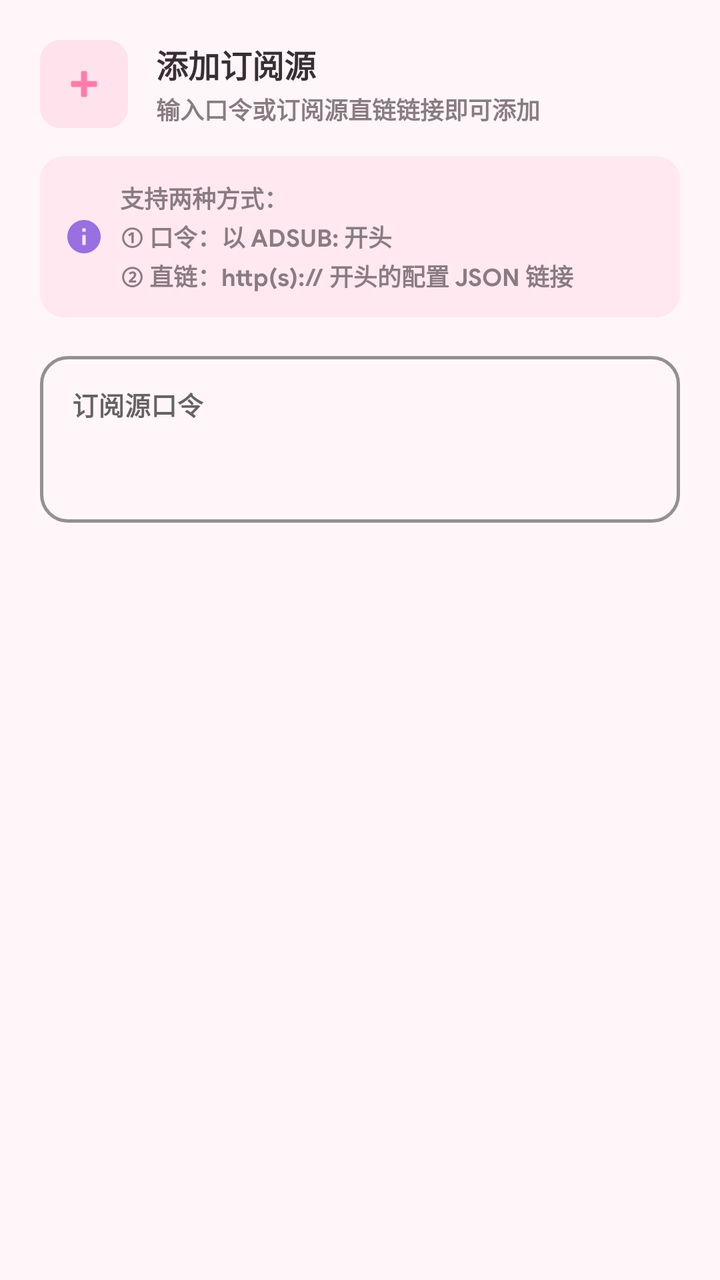
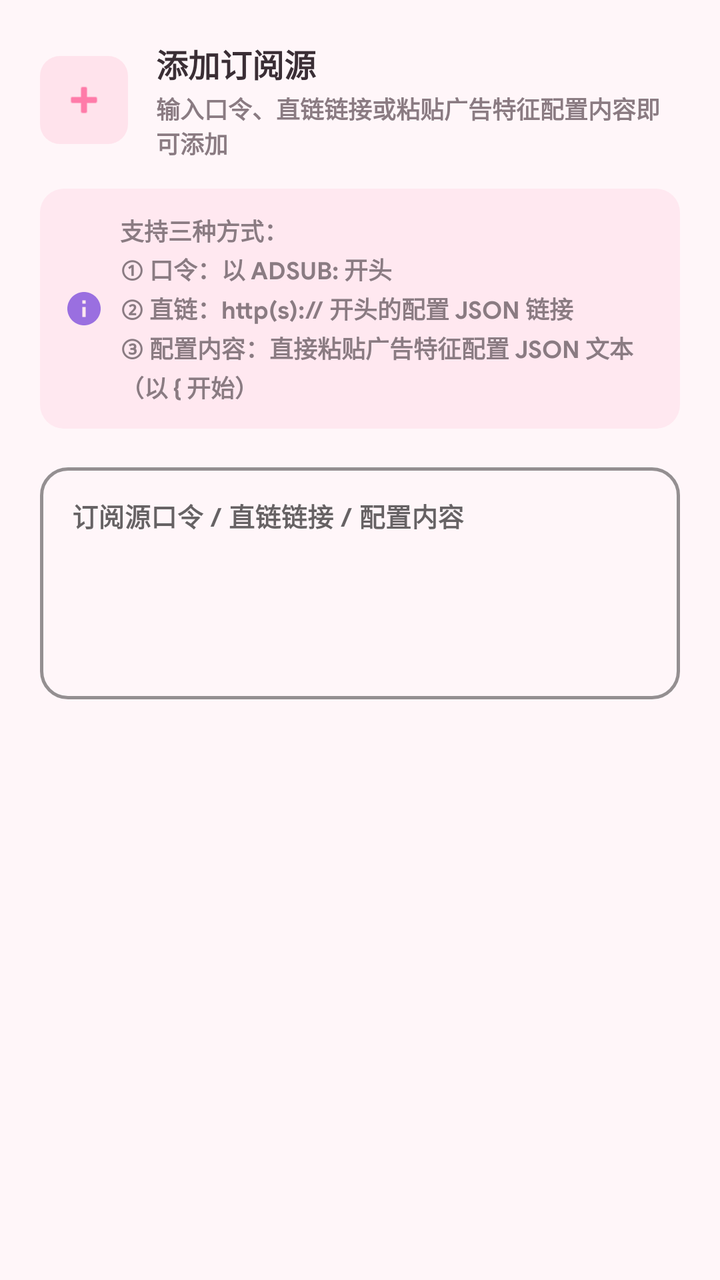

An Android layout rendered at two revisions. The XML below is the earlier revision; the diff shows what the commit changed to produce the second picture.
<!-- AndroidManifest.xml: application theme Theme.ApkAdRemoverEditor -->
<!-- res/layout/dialog_add_subscription.xml -->
<?xml version="1.0" encoding="utf-8"?>
<LinearLayout xmlns:android="http://schemas.android.com/apk/res/android"
    xmlns:app="http://schemas.android.com/apk/res-auto"
    android:layout_width="match_parent"
    android:layout_height="wrap_content"
    android:orientation="vertical"
    android:padding="20dp">

    
    <LinearLayout
        android:layout_width="match_parent"
        android:layout_height="wrap_content"
        android:orientation="horizontal"
        android:gravity="center_vertical">

        <ImageView
            android:layout_width="44dp"
            android:layout_height="44dp"
            android:background="@drawable/bg_icon_round"
            android:contentDescription="添加订阅"
            android:padding="10dp"
            android:src="@android:drawable/ic_input_add"
            app:tint="@color/primary" />

        <LinearLayout
            android:layout_width="0dp"
            android:layout_height="wrap_content"
            android:layout_weight="1"
            android:layout_marginStart="14dp"
            android:orientation="vertical">

            <TextView
                android:layout_width="wrap_content"
                android:layout_height="wrap_content"
                android:text="添加订阅源"
                android:textSize="16sp"
                android:textStyle="bold"
                android:textColor="@color/text_primary" />

            <TextView
                android:layout_width="wrap_content"
                android:layout_height="wrap_content"
                android:layout_marginTop="2dp"
                android:text="输入口令或订阅源直链链接即可添加"
                android:textSize="12sp"
                android:textColor="@color/text_secondary" />
        </LinearLayout>
    </LinearLayout>

    
    <LinearLayout
        android:layout_width="match_parent"
        android:layout_height="wrap_content"
        android:orientation="horizontal"
        android:layout_marginTop="14dp"
        android:background="@drawable/bg_hint_card"
        android:padding="12dp"
        android:gravity="center_vertical">

        <ImageView
            android:layout_width="20dp"
            android:layout_height="20dp"
            android:contentDescription="提示"
            android:src="@drawable/ic_info"
            app:tint="@color/accent_dark" />

        <TextView
            android:layout_width="0dp"
            android:layout_height="wrap_content"
            android:layout_weight="1"
            android:layout_marginStart="8dp"
            android:text="支持两种方式：\n① 口令：以 ADSUB: 开头\n② 直链：http(s):// 开头的配置 JSON 链接"
            android:textSize="12sp"
            android:textColor="@color/text_secondary"
            android:lineSpacingExtra="2dp" />
    </LinearLayout>

    
    <com.google.android.material.textfield.TextInputLayout
        style="@style/Widget.MaterialComponents.TextInputLayout.OutlinedBox"
        android:layout_width="match_parent"
        android:layout_height="wrap_content"
        android:layout_marginTop="14dp"
        android:hint="订阅源口令"
        app:boxCornerRadiusBottomEnd="14dp"
        app:boxCornerRadiusBottomStart="14dp"
        app:boxCornerRadiusTopEnd="14dp"
        app:boxCornerRadiusTopStart="14dp"
        app:boxStrokeColor="@color/primary"
        app:boxStrokeWidth="1.5dp">

        <com.google.android.material.textfield.TextInputEditText
            android:id="@+id/etSubscriptionToken"
            android:layout_width="match_parent"
            android:layout_height="wrap_content"
            android:inputType="textMultiLine"
            android:minLines="3"
            android:maxLines="5"
            android:textSize="13sp"
            android:fontFamily="monospace"
            android:gravity="top" />
    </com.google.android.material.textfield.TextInputLayout>

    
    <TextView
        android:id="@+id/tvTokenPreview"
        android:layout_width="match_parent"
        android:layout_height="wrap_content"
        android:layout_marginTop="10dp"
        android:padding="10dp"
        android:textSize="12sp"
        android:textColor="@color/accent_dark"
        android:background="@drawable/bg_hint_card"
        android:visibility="gone" />
</LinearLayout>
<!-- resources referenced by this layout -->
<resources>
  <color name="accent_dark">#9A6FE0</color>
  <color name="primary">#FF7BA9</color>
  <color name="text_primary">#3A2E35</color>
  <color name="text_secondary">#8A7B82</color>
  <!-- drawable bg_hint_card (drawable) -->
  <?xml version="1.0" encoding="utf-8"?>
  <shape xmlns:android="http://schemas.android.com/apk/res/android"
      android:shape="rectangle">
      <solid android:color="@color/blush_light" />
      <corners android:radius="12dp" />
  </shape>
  <!-- drawable bg_icon_round (drawable) -->
  <?xml version="1.0" encoding="utf-8"?>
  <shape xmlns:android="http://schemas.android.com/apk/res/android"
      android:shape="rectangle">
      <solid android:color="@color/primary_light" />
      <corners android:radius="10dp" />
  </shape>
  <!-- drawable ic_info (drawable) -->
  <?xml version="1.0" encoding="utf-8"?>
  <vector xmlns:android="http://schemas.android.com/apk/res/android"
      android:width="24dp"
      android:height="24dp"
      android:viewportWidth="24"
      android:viewportHeight="24"
      android:tint="?attr/colorControlNormal">
      <path
          android:fillColor="@android:color/white"
          android:pathData="M12,2C6.48,2 2,6.48 2,12s4.48,10 10,10 10,-4.48 10,-10S17.52,2 12,2zM13,17h-2v-6h2v6zM13,9h-2L11,7h2v2z" />
  </vector>
  <color name="blush_light">#FFE8F0</color>
  <color name="primary_light">#FFE3EC</color>
  <color name="primary_dark">#E64E87</color>
  <color name="white">#FFFFFFFF</color>
  <color name="accent">#B388FF</color>
  <color name="bg_page">#FFF6F9</color>
  <style name="TextAppearance.App.Title" parent="TextAppearance.AppCompat.Title">
          <item name="android:fontFamily">@font/lxgw_wenkai</item>
          <item name="android:textStyle">bold</item>
      </style>
  <!-- drawable bg_dialog_rounded (drawable) -->
  <?xml version="1.0" encoding="utf-8"?>
  <shape xmlns:android="http://schemas.android.com/apk/res/android"
      android:shape="rectangle">
      <gradient
          android:angle="270"
          android:startColor="#FFFFFF"
          android:centerColor="#FFF9FC"
          android:endColor="#FFF1F6" />
      <corners android:radius="22dp" />
      <stroke
          android:width="1dp"
          android:color="#33FF7BA9" />
  </shape>
  <style name="TextAppearance.App.DialogTitle" parent="TextAppearance.MaterialComponents.Headline6">
          <item name="android:fontFamily">@font/lxgw_wenkai</item>
          <item name="android:textStyle">bold</item>
          <item name="android:textSize">17sp</item>
          <item name="android:textColor">@color/text_primary</item>
      </style>
  <style name="TextAppearance.App.DialogBody" parent="TextAppearance.MaterialComponents.Body1">
          <item name="android:fontFamily">@font/lxgw_wenkai</item>
          <item name="android:textSize">14sp</item>
          <item name="android:textColor">@color/text_secondary</item>
          <item name="android:lineSpacingExtra">2dp</item>
      </style>
  <style name="Widget.App.DialogButton.Positive" parent="Widget.MaterialComponents.Button">
          <item name="android:background">@drawable/bg_dialog_btn_positive</item>
          <item name="android:textColor">@color/white</item>
          <item name="android:textSize">14sp</item>
          <item name="android:textStyle">bold</item>
          <item name="android:minHeight">44dp</item>
          <item name="android:paddingStart">22dp</item>
          <item name="android:paddingEnd">22dp</item>
          <item name="backgroundTint">@null</item>
      </style>
  <style name="Widget.App.DialogButton.Negative" parent="Widget.MaterialComponents.Button.TextButton">
          <item name="android:background">@drawable/bg_dialog_btn_negative</item>
          <item name="android:textColor">@color/accent_dark</item>
          <item name="android:textSize">14sp</item>
          <item name="android:minHeight">44dp</item>
          <item name="android:paddingStart">22dp</item>
          <item name="android:paddingEnd">22dp</item>
          <item name="backgroundTint">@null</item>
      </style>
</resources>

<!-- the commit's change to res/layout/dialog_add_subscription.xml (unified diff, before → after) -->
@@ -41,7 +41,7 @@
                 android:layout_width="wrap_content"
                 android:layout_height="wrap_content"
                 android:layout_marginTop="2dp"
-                android:text="输入口令或订阅源直链链接即可添加"
+                android:text="输入口令、直链链接或粘贴广告特征配置内容即可添加"
                 android:textSize="12sp"
                 android:textColor="@color/text_secondary" />
         </LinearLayout>
@@ -69,7 +69,7 @@
             android:layout_height="wrap_content"
             android:layout_weight="1"
             android:layout_marginStart="8dp"
-            android:text="支持两种方式：\n① 口令：以 ADSUB: 开头\n② 直链：http(s):// 开头的配置 JSON 链接"
+            android:text="支持三种方式：\n① 口令：以 ADSUB: 开头\n② 直链：http(s):// 开头的配置 JSON 链接\n③ 配置内容：直接粘贴广告特征配置 JSON 文本（以 { 开始）"
             android:textSize="12sp"
             android:textColor="@color/text_secondary"
             android:lineSpacingExtra="2dp" />
@@ -81,7 +81,7 @@
         android:layout_width="match_parent"
         android:layout_height="wrap_content"
         android:layout_marginTop="14dp"
-        android:hint="订阅源口令"
+        android:hint="订阅源口令 / 直链链接 / 配置内容"
         app:boxCornerRadiusBottomEnd="14dp"
         app:boxCornerRadiusBottomStart="14dp"
         app:boxCornerRadiusTopEnd="14dp"
@@ -94,11 +94,12 @@
             android:layout_width="match_parent"
             android:layout_height="wrap_content"
             android:inputType="textMultiLine"
-            android:minLines="3"
-            android:maxLines="5"
+            android:minLines="5"
+            android:maxLines="10"
             android:textSize="13sp"
             android:fontFamily="monospace"
-            android:gravity="top" />
+            android:gravity="top"
+            android:scrollbars="vertical" />
     </com.google.android.material.textfield.TextInputLayout>
 
     
